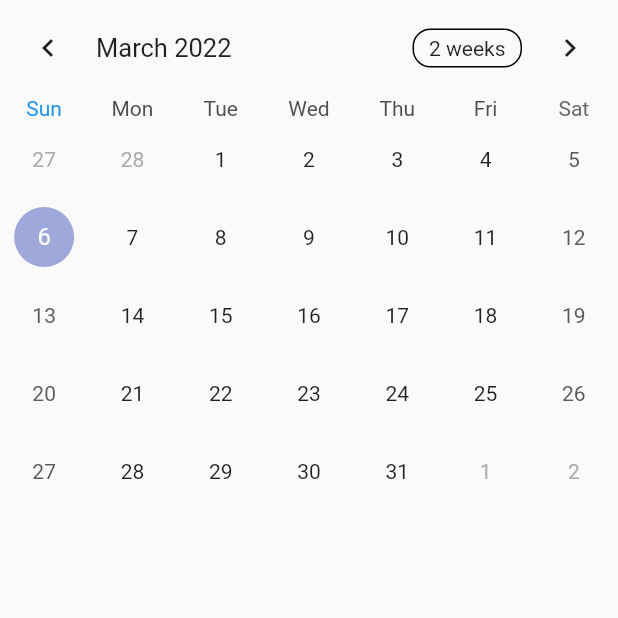
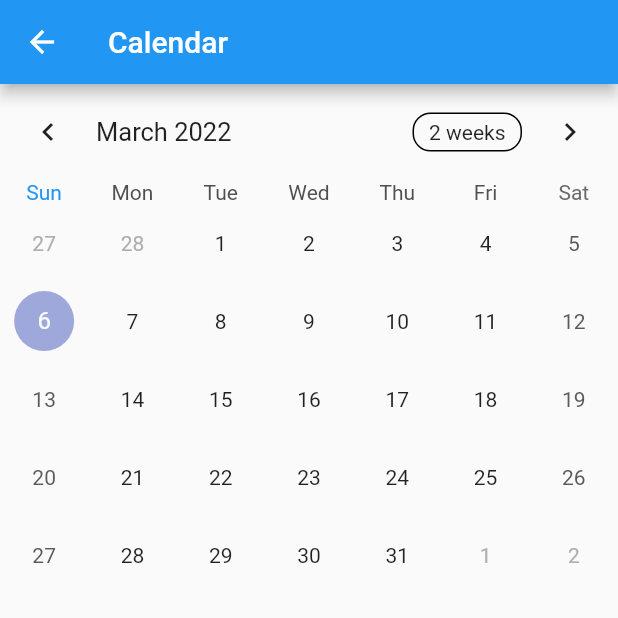
Before and after one commit to cadentj/flutter-sjs, a Flutter app: the Calendar screen opened directly, on a phone screen of 412 x 824 dp, the top half of it. Run offline on Flutter 3.47's test engine with Material 2 defaults, Android fonts, the phone set to English and light mode, and no system bars; drawn by our look-alikes of table_calendar.

```diff
--- a/lib/views/calendar.dart
+++ b/lib/views/calendar.dart
@@ -1,15 +1,21 @@
 import 'package:flutter/material.dart';
+import 'table_calendar.dart';
 
-class  extends StatefulWidget {
-  const ({Key? key}) : super(key: key);
+class Calendar extends StatefulWidget {
+  const Calendar({Key? key}) : super(key: key);
 
   @override
-  State<> createState() => _State();
+  State<Calendar> createState() => _CalendarState();
 }
 
-class _State extends State<> {
+class _CalendarState extends State<Calendar> {
   @override
   Widget build(BuildContext context) {
-    return Container();
+    return Scaffold(
+      appBar: AppBar(
+        title: const Text('Calendar'),
+      ),
+      body: const CalendarWidget(),
+    );
   }
 }
--- a/lib/views/table_calendar.dart
+++ b/lib/views/table_calendar.dart
@@ -2,14 +2,14 @@ import 'package:flutter/material.dart';
 import 'package:table_calendar/table_calendar.dart';
 import 'package:intl/intl.dart';
 
-class Calendar extends StatefulWidget {
-  const Calendar({Key? key}) : super(key: key);
+class CalendarWidget extends StatefulWidget {
+  const CalendarWidget({Key? key}) : super(key: key);
 
   @override
-  State<Calendar> createState() => _CalendarState();
+  State<CalendarWidget> createState() => _CalendarWidgetState();
 }
 
-class _CalendarState extends State<Calendar> {
+class _CalendarWidgetState extends State<CalendarWidget> {
   CalendarFormat _calendarFormat = CalendarFormat.month;
   DateTime _focusedDay = DateTime.now();
   DateTime? _selectedDay;
```
Also changed, not shown: lib/main.dart (+5 -7 lines), lib/views/app.dart (+80 -3 lines).
